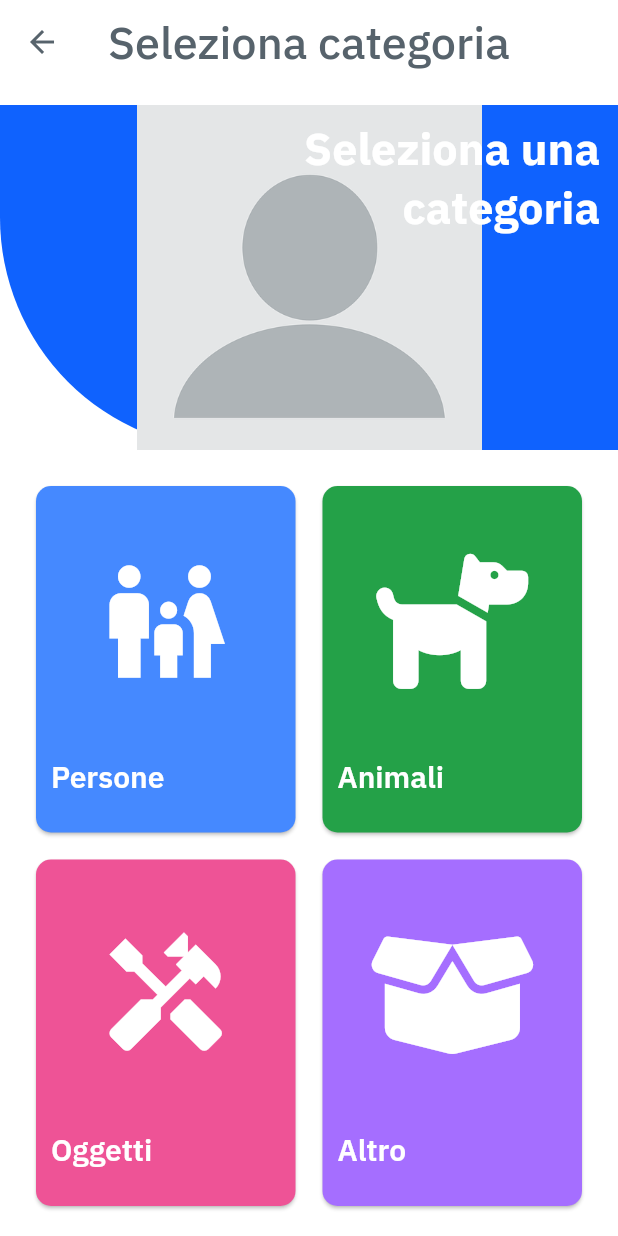
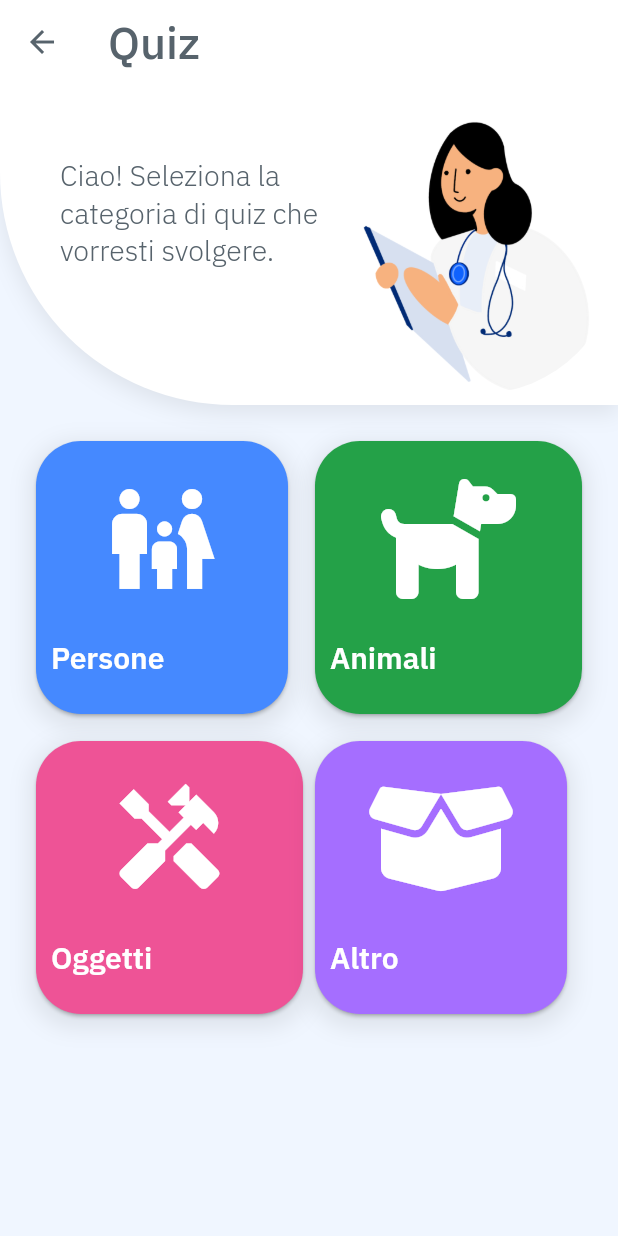
Before and after one commit to EmanueleFittipaldi/MindCare, a Flutter app: the SelezionaCategoriaWidget screen opened directly with empty values, on a phone screen of 412 x 824 dp. Run offline on Flutter 3.47's test engine with Material 2 defaults, Android fonts, the phone set to English and light mode, and no system bars; our stand-ins replace auto_size_text, chewie, cloud_firestore, expandable, firebase_auth, firebase_core and 15 more; missing offline and left inert: json_path, local_auth_android, local_auth_ios, text_to_speech, timeline_list; accounts and stored records are empty.

Commit message:
Update fatto il restyling della pagina sceglia categoria.

```diff
--- a/lib/Quiz/categoria.dart
+++ b/lib/Quiz/categoria.dart
@@ -5,7 +5,9 @@ import '../flutter_flow/flutter_flow_theme.dart';
 import 'package:flutter/material.dart';
 // ignore: depend_on_referenced_packages
 import 'package:font_awesome_flutter/font_awesome_flutter.dart';
-
+import '../flutter_flow/flutter_flow_util.dart';
+import 'package:google_fonts/google_fonts.dart';
+import 'package:provider/provider.dart';
 import '../autenticazione/login.dart';
 import '../model/utente.dart';
 
@@ -28,11 +30,11 @@ class _SelezionaCategoriaWidgetState extends State<SelezionaCategoriaWidget> {
   Widget build(BuildContext context) {
     return Scaffold(
       key: scaffoldKey,
-      backgroundColor: Colors.white,
+      backgroundColor: const Color(0xFFF0F6FF),
       appBar: const PreferredSize(
           preferredSize: Size.fromHeight(70),
           child: AppbarWidget(
-            title: 'Seleziona categoria',
+            title: 'Quiz',
           )),
       body: SafeArea(
         child: GestureDetector(
@@ -40,86 +42,109 @@ class _SelezionaCategoriaWidgetState extends State<SelezionaCategoriaWidget> {
           child: SingleChildScrollView(
             child: Column(
               mainAxisSize: MainAxisSize.max,
+              crossAxisAlignment: CrossAxisAlignment.start,
               children: [
                 Container(
                   width: double.infinity,
-                  height: 230,
+                  height: 200,
                   decoration: BoxDecoration(
-                    color: FlutterFlowTheme.of(context).primaryColor,
-                    borderRadius: const BorderRadius.only(
+                    color: FlutterFlowTheme.of(context).tertiaryColor,
+                    boxShadow: [
+                      BoxShadow(
+                        blurRadius: 12,
+                        color: Color(0x14000000),
+                        offset: Offset(0, 5),
+                      )
+                    ],
+                    borderRadius: BorderRadius.only(
                       bottomLeft: Radius.circular(155),
                       bottomRight: Radius.circular(0),
                       topLeft: Radius.circular(0),
                       topRight: Radius.circular(0),
                     ),
                   ),
-                  child: Container(
-                    width: double.infinity,
-                    height: 100,
-                    child: Stack(
+                  child: Row(
+                    mainAxisSize: MainAxisSize.max,
+                    mainAxisAlignment: MainAxisAlignment.center,
+                    crossAxisAlignment: CrossAxisAlignment.start,
                     children: [
-                        Image.asset(
-                          'assets/images/add_photo.png',
-                          width: double.infinity,
-                          height: double.infinity,
-                          fit: BoxFit.contain,
-                        ),
-                        Align(
-                          alignment: const AlignmentDirectional(0.98, -0.88),
-                          child: Padding(
-                            padding: const EdgeInsetsDirectional.fromSTEB(
-                                0, 0, 10, 0),
+                      Padding(
+                        padding: EdgeInsetsDirectional.fromSTEB(40, 35, 0, 0),
                         child: SelectionArea(
                             child: Text(
-                              'Seleziona una \ncategoria',
-                              textAlign: TextAlign.end,
-                              style: FlutterFlowTheme.of(context)
-                                  .bodyText2
-                                  .override(
+                          'Ciao! Seleziona la\ncategoria di quiz che\nvorresti svolgere.\n',
+                          textAlign: TextAlign.start,
+                          style:
+                              FlutterFlowTheme.of(context).bodyText2.override(
                                     fontFamily: 'IBM Plex Sans',
-                                    color: FlutterFlowTheme.of(context)
-                                        .tertiaryColor,
-                                    fontSize: 30,
-                                    fontWeight: FontWeight.w800,
+                                    fontSize: 19,
+                                    fontWeight: FontWeight.w300,
                                   ),
                         )),
                       ),
+                      Expanded(
+                          child: Padding(
+                        padding: EdgeInsetsDirectional.fromSTEB(15, 0, 0, 0),
+                        child: Container(
+                          width: 220,
+                          height: 220,
+                          clipBehavior: Clip.antiAlias,
+                          decoration: BoxDecoration(
+                            shape: BoxShape.circle,
                           ),
+                          child: Image.asset(
+                            'assets/images/doctorCategoria.png',
+                            fit: BoxFit.cover,
+                          ),
+                        ),
+                      )),
                     ],
                   ),
                 ),
-                ),
                 Padding(
-                  padding: const EdgeInsetsDirectional.fromSTEB(20, 20, 20, 5),
+                  padding: EdgeInsetsDirectional.fromSTEB(20, 20, 20, 5),
                   child: Row(
                     mainAxisSize: MainAxisSize.max,
                     mainAxisAlignment: MainAxisAlignment.spaceEvenly,
                     children: [
                       Expanded(
                         child: Padding(
-                          padding:
-                              const EdgeInsetsDirectional.fromSTEB(0, 0, 5, 0),
+                          padding: EdgeInsetsDirectional.fromSTEB(0, 0, 10, 0),
+                          child: Container(
+                            width: 100,
+                            height: 190,
+                            decoration: BoxDecoration(
+                              boxShadow: [
+                                BoxShadow(
+                                  blurRadius: 12,
+                                  color: Color(0x14000000),
+                                  offset: Offset(0, 5),
+                                )
+                              ],
+                              borderRadius: BorderRadius.circular(30),
+                            ),
                             child: Card(
                               clipBehavior: Clip.antiAliasWithSaveLayer,
-                            color: const Color(0xFF4589FF),
+                              color: Color(0xFF4589FF),
                               shape: RoundedRectangleBorder(
-                              borderRadius: BorderRadius.circular(10),
+                                borderRadius: BorderRadius.circular(30),
                               ),
                               child: Column(
                                 mainAxisSize: MainAxisSize.max,
                                 mainAxisAlignment: MainAxisAlignment.start,
                                 crossAxisAlignment: CrossAxisAlignment.stretch,
                                 children: [
-                                FlutterFlowIconButton(
-                                  borderColor: const Color(0x00FFFFFF),
+                                  Expanded(
+                                      child: FlutterFlowIconButton(
+                                    borderColor: Color(0x00FFFFFF),
                                     borderRadius: 0,
                                     borderWidth: 0,
-                                  buttonSize: 180,
+                                    buttonSize: 140,
                                     icon: Icon(
                                       Icons.family_restroom,
                                       color: FlutterFlowTheme.of(context)
                                           .tertiaryColor,
-                                    size: 90,
+                                      size: 80,
                                     ),
                                     onPressed: () async {
                                       Navigator.of(context).push(
@@ -131,9 +156,9 @@ class _SelezionaCategoriaWidgetState extends State<SelezionaCategoriaWidget> {
                                                       caregiverID:
                                                           widget.caregiverID)));
                                     },
-                                ),
+                                  )),
                                   Padding(
-                                  padding: const EdgeInsetsDirectional.fromSTEB(
+                                    padding: EdgeInsetsDirectional.fromSTEB(
                                         10, 0, 0, 25),
                                     child: SelectionArea(
                                         child: Text(
@@ -154,31 +179,43 @@ class _SelezionaCategoriaWidgetState extends State<SelezionaCategoriaWidget> {
                             ),
                           ),
                         ),
+                      ),
                       Expanded(
-                        child: Padding(
-                          padding:
-                              const EdgeInsetsDirectional.fromSTEB(5, 0, 0, 0),
+                        child: Container(
+                          width: 100,
+                          height: 190,
+                          decoration: BoxDecoration(
+                            boxShadow: [
+                              BoxShadow(
+                                blurRadius: 12,
+                                color: Color(0x14000000),
+                                offset: Offset(0, 5),
+                              )
+                            ],
+                            borderRadius: BorderRadius.circular(30),
+                          ),
                           child: Card(
                             clipBehavior: Clip.antiAliasWithSaveLayer,
-                            color: const Color(0xFF24A148),
+                            color: Color(0xFF24A148),
                             shape: RoundedRectangleBorder(
-                              borderRadius: BorderRadius.circular(10),
+                              borderRadius: BorderRadius.circular(30),
                             ),
                             child: Column(
                               mainAxisSize: MainAxisSize.max,
                               mainAxisAlignment: MainAxisAlignment.start,
                               crossAxisAlignment: CrossAxisAlignment.stretch,
                               children: [
-                                FlutterFlowIconButton(
-                                  borderColor: const Color(0x00FFFFFF),
+                                Expanded(
+                                    child: FlutterFlowIconButton(
+                                  borderColor: Color(0x00FFFFFF),
                                   borderRadius: 0,
                                   borderWidth: 0,
-                                  buttonSize: 180,
+                                  buttonSize: 140,
                                   icon: FaIcon(
                                     FontAwesomeIcons.dog,
                                     color: FlutterFlowTheme.of(context)
                                         .tertiaryColor,
-                                    size: 90,
+                                    size: 80,
                                   ),
                                   onPressed: () {
                                     Navigator.of(context).push(
@@ -190,9 +227,9 @@ class _SelezionaCategoriaWidgetState extends State<SelezionaCategoriaWidget> {
                                                     caregiverID:
                                                         widget.caregiverID)));
                                   },
-                                ),
+                                )),
                                 Padding(
-                                  padding: const EdgeInsetsDirectional.fromSTEB(
+                                  padding: EdgeInsetsDirectional.fromSTEB(
                                       10, 0, 0, 25),
                                   child: SelectionArea(
                                       child: Text(
@@ -217,36 +254,47 @@ class _SelezionaCategoriaWidgetState extends State<SelezionaCategoriaWidget> {
                   ),
                 ),
                 Padding(
-                  padding: const EdgeInsetsDirectional.fromSTEB(20, 5, 20, 10),
+                  padding: EdgeInsetsDirectional.fromSTEB(20, 5, 20, 10),
                   child: Row(
                     mainAxisSize: MainAxisSize.max,
                     mainAxisAlignment: MainAxisAlignment.spaceEvenly,
                     children: [
                       Expanded(
-                        child: Padding(
-                          padding:
-                              const EdgeInsetsDirectional.fromSTEB(0, 0, 5, 0),
+                        child: Container(
+                          width: 100,
+                          height: 190,
+                          decoration: BoxDecoration(
+                            boxShadow: [
+                              BoxShadow(
+                                blurRadius: 12,
+                                color: Color(0x14000000),
+                                offset: Offset(0, 5),
+                              )
+                            ],
+                            borderRadius: BorderRadius.circular(30),
+                          ),
                           child: Card(
                             clipBehavior: Clip.antiAliasWithSaveLayer,
-                            color: const Color(0xFFEE5396),
+                            color: Color(0xFFEE5396),
                             shape: RoundedRectangleBorder(
-                              borderRadius: BorderRadius.circular(10),
+                              borderRadius: BorderRadius.circular(30),
                             ),
                             child: Column(
                               mainAxisSize: MainAxisSize.max,
                               mainAxisAlignment: MainAxisAlignment.start,
                               crossAxisAlignment: CrossAxisAlignment.stretch,
                               children: [
-                                FlutterFlowIconButton(
-                                  borderColor: const Color(0x00FFFFFF),
+                                Expanded(
+                                    child: FlutterFlowIconButton(
+                                  borderColor: Color(0x00FFFFFF),
                                   borderRadius: 0,
                                   borderWidth: 0,
-                                  buttonSize: 180,
+                                  buttonSize: 140,
                                   icon: Icon(
                                     Icons.handyman,
                                     color: FlutterFlowTheme.of(context)
                                         .tertiaryColor,
-                                    size: 90,
+                                    size: 80,
                                   ),
                                   onPressed: () async {
                                     Navigator.of(context).push(
@@ -258,9 +306,9 @@ class _SelezionaCategoriaWidgetState extends State<SelezionaCategoriaWidget> {
                                                     caregiverID:
                                                         widget.caregiverID)));
                                   },
-                                ),
+                                )),
                                 Padding(
-                                  padding: const EdgeInsetsDirectional.fromSTEB(
+                                  padding: EdgeInsetsDirectional.fromSTEB(
                                       10, 0, 0, 25),
                                   child: SelectionArea(
                                       child: Text(
@@ -283,31 +331,44 @@ class _SelezionaCategoriaWidgetState extends State<SelezionaCategoriaWidget> {
                       ),
                       Expanded(
                         child: Padding(
-                          padding:
-                              const EdgeInsetsDirectional.fromSTEB(5, 0, 0, 0),
+                          padding: EdgeInsetsDirectional.fromSTEB(0, 0, 10, 0),
+                          child: Container(
+                            width: 100,
+                            height: 190,
+                            decoration: BoxDecoration(
+                              boxShadow: [
+                                BoxShadow(
+                                  blurRadius: 12,
+                                  color: Color(0x14000000),
+                                  offset: Offset(0, 5),
+                                )
+                              ],
+                              borderRadius: BorderRadius.circular(30),
+                            ),
                             child: Card(
                               clipBehavior: Clip.antiAliasWithSaveLayer,
-                            color: const Color(0xFFA56EFF),
+                              color: Color(0xFFA56EFF),
                               shape: RoundedRectangleBorder(
-                              borderRadius: BorderRadius.circular(10),
+                                borderRadius: BorderRadius.circular(30),
                               ),
                               child: Column(
                                 mainAxisSize: MainAxisSize.max,
                                 mainAxisAlignment: MainAxisAlignment.start,
                                 crossAxisAlignment: CrossAxisAlignment.stretch,
                                 children: [
-                                FlutterFlowIconButton(
-                                  borderColor: const Color(0x00FFFFFF),
+                                  Expanded(
+                                      child: FlutterFlowIconButton(
+                                    borderColor: Color(0x00FFFFFF),
                                     borderRadius: 0,
                                     borderWidth: 0,
-                                  buttonSize: 180,
+                                    buttonSize: 140,
                                     icon: FaIcon(
                                       FontAwesomeIcons.boxOpen,
                                       color: FlutterFlowTheme.of(context)
                                           .tertiaryColor,
-                                    size: 90,
+                                      size: 80,
                                     ),
-                                  onPressed: () {
+                                    onPressed: () async {
                                       Navigator.of(context).push(
                                           MaterialPageRoute(
                                               builder: (context) =>
@@ -317,9 +378,9 @@ class _SelezionaCategoriaWidgetState extends State<SelezionaCategoriaWidget> {
                                                       caregiverID:
                                                           widget.caregiverID)));
                                     },
-                                ),
+                                  )),
                                   Padding(
-                                  padding: const EdgeInsetsDirectional.fromSTEB(
+                                    padding: EdgeInsetsDirectional.fromSTEB(
                                         10, 0, 0, 25),
                                     child: SelectionArea(
                                         child: Text(
@@ -340,6 +401,7 @@ class _SelezionaCategoriaWidgetState extends State<SelezionaCategoriaWidget> {
                             ),
                           ),
                         ),
+                      ),
                     ],
                   ),
                 ),
```
Also changed, not shown: assets/images/doctorCategoria.png (added). Lines whose indentation alone changed are shown as unchanged.
